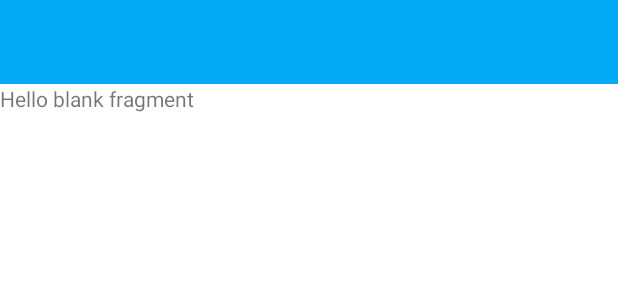
After one commit to AbrWin/Ichat, an Android app: the layout fragment_chat.xml on its own in the app's theme, with its tools: preview values and no code run, on a phone screen of 412 x 824 dp. The commit adds this screen. Shown: the top 300 px of the screen. Run offline under Robolectric (Android 15) with nearby library versions, the phone set to English and light mode, and no system bars.

Commit message:
se implementa la transiccion a otro fragment

```diff
--- a/app/build.gradle
+++ b/app/build.gradle
@@ -34,10 +34,10 @@ dependencies {
     })
     compile 'com.android.support:appcompat-v7:24.2.1'
     compile 'com.android.support:design:24.2.1'
-    compile 'com.google.firebase:firebase-auth:10.0.0'
+    compile 'com.google.firebase:firebase-auth:10.0.1'
     compile 'com.jakewharton:butterknife:8.4.0'
     compile 'org.greenrobot:eventbus:3.0.0'
-    compile 'com.google.firebase:firebase-database:10.0.0'
+    compile 'com.google.firebase:firebase-database:10.0.1'
     compile 'com.android.support:support-v4:24.2.1'
     compile 'com.android.support:cardview-v7:24.2.1'
     compile 'com.android.support.constraint:constraint-layout:1.0.0-alpha8'
--- a/app/src/main/res/layout/activity_login.xml
+++ b/app/src/main/res/layout/activity_login.xml
@@ -10,5 +10,11 @@
 
     <include layout="@layout/content_login" />
 
+    <FrameLayout
+        android:id="@+id/fragment_container"
+        android:layout_width="match_parent"
+        android:layout_height="match_parent"
+        android:visibility="gone" />
+
 
 </android.support.design.widget.CoordinatorLayout>
--- /dev/null
+++ b/app/src/main/res/layout/fragment_chat.xml
@@ -0,0 +1,16 @@
+<LinearLayout xmlns:android="http://schemas.android.com/apk/res/android"
+    xmlns:tools="http://schemas.android.com/tools"
+    android:layout_width="match_parent"
+    android:layout_height="match_parent"
+    android:background="@android:color/white"
+    android:orientation="vertical"
+    tools:context="com.abrsoftware.ichat.chat.view.ViewChatFragment">
+
+    <include layout="@layout/toolbar" />
+
+    <TextView
+        android:layout_width="match_parent"
+        android:layout_height="wrap_content"
+        android:text="@string/hello_blank_fragment" />
+
+</LinearLayout>
--- /dev/null
+++ b/app/src/main/res/layout/toolbar.xml
@@ -0,0 +1,25 @@
+<?xml version="1.0" encoding="utf-8"?>
+<LinearLayout xmlns:android="http://schemas.android.com/apk/res/android"
+    android:layout_width="match_parent"
+    android:layout_height="wrap_content"
+    xmlns:app="http://schemas.android.com/apk/res-auto"
+    android:orientation="vertical">
+
+    <android.support.design.widget.AppBarLayout
+        android:id="@+id/app_bar"
+        android:layout_width="match_parent"
+        android:layout_height="wrap_content"
+        android:theme="@style/AppTheme">
+
+        <android.support.v7.widget.Toolbar
+            android:id="@+id/toolbar"
+            app:popupTheme="@style/AppTheme"
+            android:layout_width="match_parent"
+            android:layout_height="?attr/actionBarSize"
+            android:gravity="center_vertical">
+
+        </android.support.v7.widget.Toolbar>
+
+    </android.support.design.widget.AppBarLayout>
+
+</LinearLayout>
--- a/app/src/main/res/values/strings.xml
+++ b/app/src/main/res/values/strings.xml
@@ -31,4 +31,7 @@
     <string name="add_cancel">Cancelar</string>
     <string name="add_success_contactadded">Contacto agregado exitosamente</string>
     <string name="add_error_contact">Imposiblre agregar usuario no existente</string>
+
+    <!-- TODO: Remove or change this placeholder text -->
+    <string name="hello_blank_fragment">Hello blank fragment</string>
 </resources>
```
Also changed, not shown: app/src/main/java/com/abrsoftware/ichat/chat/view/ViewChatFragment.java (added, +51 -0 lines), app/src/main/java/com/abrsoftware/ichat/contact/viewContact/ViewContactFragment.java (+14 -3 lines), app/src/main/java/com/abrsoftware/ichat/login/LoginActivity.java (+7 -1 lines), app/src/main/res/layout/fragment_contact.xml (+1 -17 lines).
